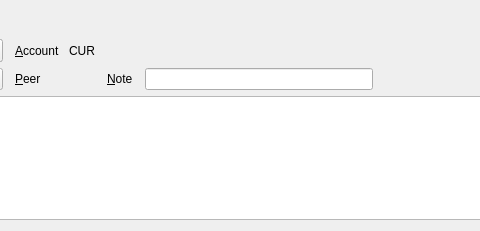
Before: the Qt Designer form jal/ui/widgets/income_spending_operation.ui in titov-vv/jal, drawn with Qt 5; both pictures show x 258 to 738 and y 0 to 231 of the 968 by 231 pixel window.
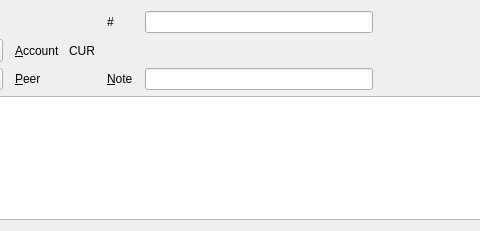
After: the same form once the commit is applied. Custom widgets are drawn as their Qt base class.

Commit message: Income/Spending operation fix to handle new 'number' field; the fiscal id is shown read-only and isn't copied.

What changed in the file:
```diff
--- a/jal/ui/widgets/income_spending_operation.ui
+++ b/jal/ui/widgets/income_spending_operation.ui
@@ -17,6 +17,23 @@
    <item row="2" column="10">
     <widget class="QLineEdit" name="note"/>
    </item>
+   <item row="0" column="8">
+    <widget class="QLabel" name="number_label">
+     <property name="text">
+      <string>#</string>
+     </property>
+     <property name="buddy">
+      <cstring>number</cstring>
+     </property>
+    </widget>
+   </item>
+   <item row="0" column="10">
+    <widget class="QLineEdit" name="number">
+     <property name="readOnly">
+      <bool>true</bool>
+     </property>
+    </widget>
+   </item>
    <item row="1" column="5">
     <widget class="QLabel" name="account_label">
      <property name="text">
```
Left out of the diff: 1 changed line with no effect on the pictures. The commit also changes 3 other files.
